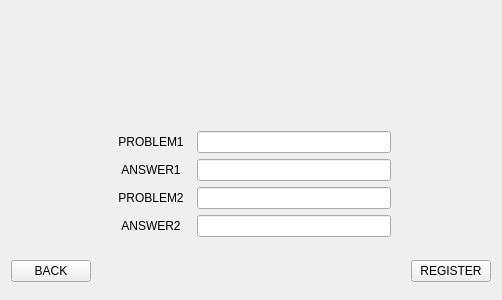
Before: the Qt Designer form chat/reg_two.ui in bitlinux/qtchat, drawn with Qt 5.
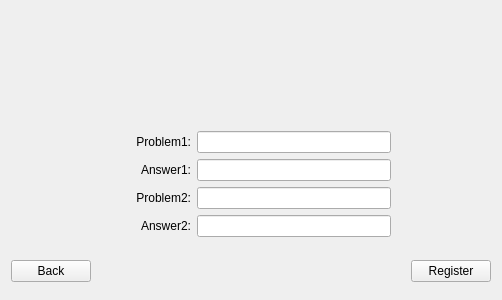
After: the same form once the commit is applied.

Patch:
```diff
--- a/chat/reg_two.ui
+++ b/chat/reg_two.ui
@@ -85,10 +85,10 @@
               </size>
              </property>
              <property name="text">
-              <string>PROBLEM1</string>
+              <string>Problem1:</string>
              </property>
              <property name="alignment">
-              <set>Qt::AlignCenter</set>
+              <set>Qt::AlignRight|Qt::AlignTrailing|Qt::AlignVCenter</set>
              </property>
             </widget>
            </item>
@@ -108,10 +108,10 @@
               </size>
              </property>
              <property name="text">
-              <string>ANSWER1</string>
+              <string>Answer1:</string>
              </property>
              <property name="alignment">
-              <set>Qt::AlignCenter</set>
+              <set>Qt::AlignRight|Qt::AlignTrailing|Qt::AlignVCenter</set>
              </property>
             </widget>
            </item>
@@ -131,10 +131,10 @@
               </size>
              </property>
              <property name="text">
-              <string>PROBLEM2</string>
+              <string>Problem2:</string>
              </property>
              <property name="alignment">
-              <set>Qt::AlignCenter</set>
+              <set>Qt::AlignRight|Qt::AlignTrailing|Qt::AlignVCenter</set>
              </property>
             </widget>
            </item>
@@ -154,10 +154,10 @@
               </size>
              </property>
              <property name="text">
-              <string>ANSWER2</string>
+              <string>Answer2:</string>
              </property>
              <property name="alignment">
-              <set>Qt::AlignCenter</set>
+              <set>Qt::AlignRight|Qt::AlignTrailing|Qt::AlignVCenter</set>
              </property>
             </widget>
            </item>
@@ -207,7 +207,7 @@
        <item>
         <widget class="QPushButton" name="back">
          <property name="text">
-          <string>BACK</string>
+          <string>Back</string>
          </property>
         </widget>
        </item>
@@ -230,7 +230,7 @@
        <item>
         <widget class="QPushButton" name="register_2">
          <property name="text">
-          <string>REGISTER</string>
+          <string>Register</string>
          </property>
         </widget>
        </item>
```
